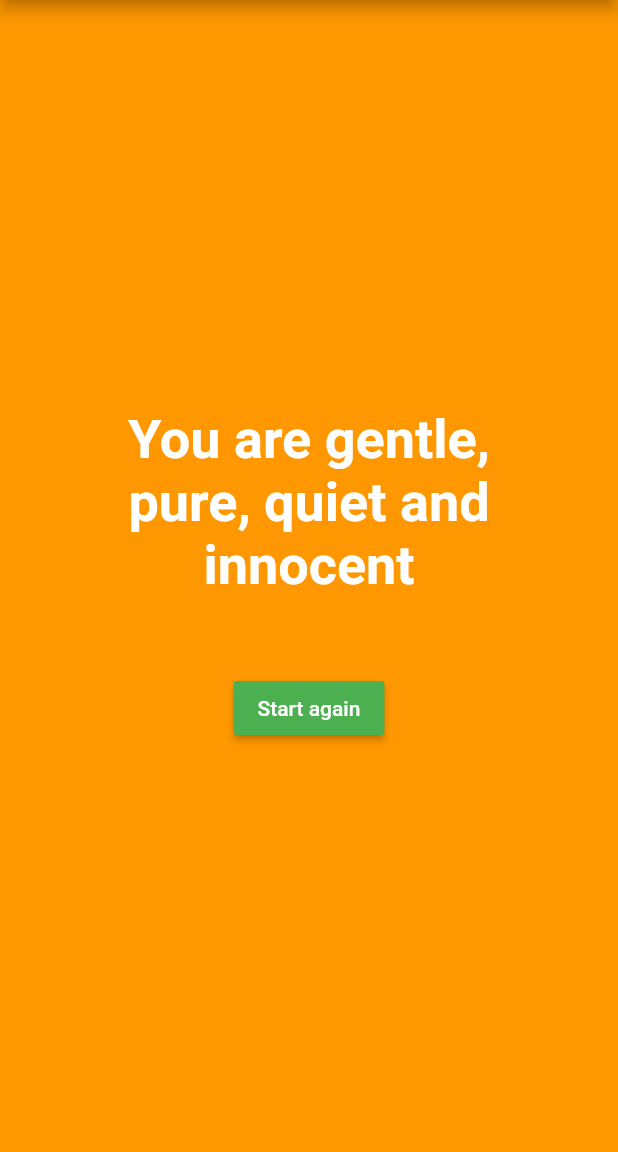
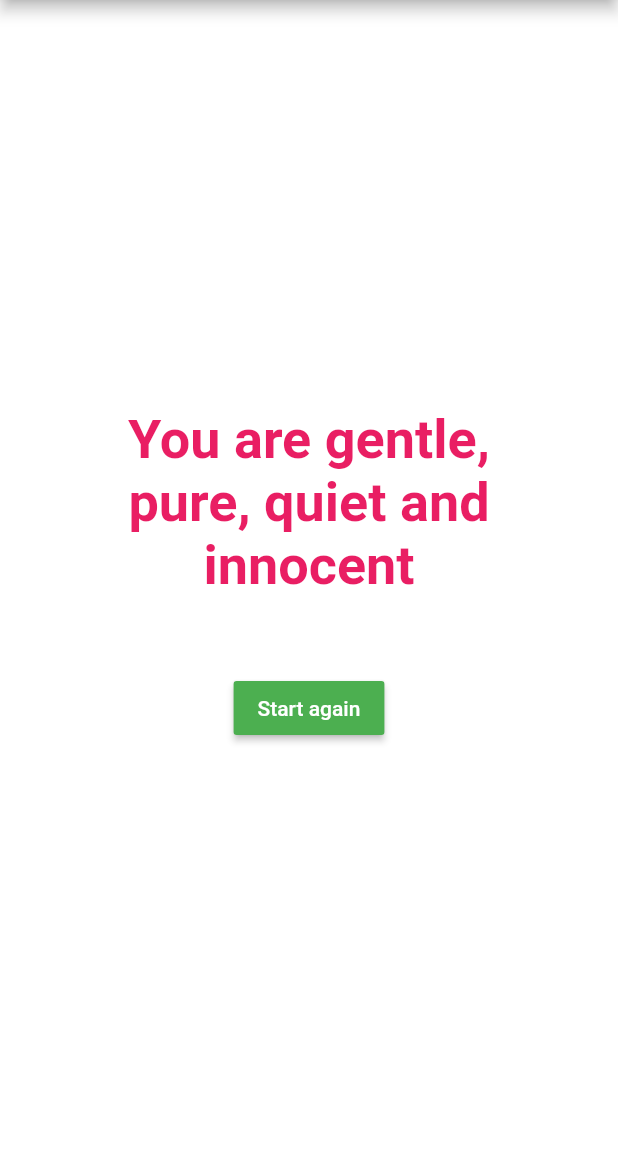
Before and after one commit to raphaelpinel/flutter-personality-quiz, a Flutter app: the screen it shows after launch, after a tap on "Blue", after a tap on "rabbit", after a tap on "tea", on a phone screen of 412 x 824 dp, the part 84-1236 px from its top. Run offline on Flutter 3.47's test engine with Material 2 defaults, Android fonts, the phone set to English and light mode, and no system bars.

Commit message:
add colors to buttons

```diff
--- a/lib/answer.dart
+++ b/lib/answer.dart
@@ -3,16 +3,25 @@ import 'package:flutter/material.dart';
 class Answer extends StatelessWidget {
   final String _answerText;
   final Function selectHandler;
-  Answer(this._answerText, this.selectHandler);
+  final Color buttonColor;
+  final Color textColor;
+  Color getButtonColor() {
+    return buttonColor != null ? buttonColor : Colors.green;
+  }
+  Color getTextColor() {
+    return textColor != null ? textColor : Colors.white;
+  }
+  Answer(this._answerText, this.selectHandler, {this.buttonColor, this.textColor});
   @override
   Widget build(BuildContext context) {
+    print(buttonColor);
     return Container(
       width: double.infinity,
       child: RaisedButton(
         child: Text(_answerText),
         onPressed: selectHandler,
-        color: Colors.green,
-        textColor: Colors.white
+        color: getButtonColor(),
+        textColor: getTextColor(),
       ),
     );
   }
--- a/lib/main.dart
+++ b/lib/main.dart
@@ -37,48 +37,64 @@ class _MyAppState extends State<MyApp> {
       {
         'questionText': 'What\'s your favorite color?',
         'answers': [
-          {'text': 'Blue', 'score': 2},
-          {'text': 'Green', 'score': 3},
-          {'text': 'Purple', 'score': 6},
-          {'text': 'Orange', 'score': 2},
-          {'text': 'Red', 'score': 7},
-          {'text': 'White', 'score': 0},
-          {'text': 'black', 'score': 10},
+          {'text': 'Blue', 'score': 2, 'buttonColor': Colors.blue},
+          {'text': 'Green', 'score': 3, 'buttonColor': Colors.green},
+          {'text': 'Purple', 'score': 6, 'buttonColor': Colors.purple},
+          {
+            'text': 'Yellow',
+            'score': 2,
+            'buttonColor': Colors.yellow,
+            'textColor': Colors.black
+          },
+          {'text': 'Red', 'score': 7, 'buttonColor': Colors.red},
+          {
+            'text': 'White',
+            'score': 0,
+            'buttonColor': Colors.white,
+            'textColor': Colors.black
+          },
+          {'text': 'black', 'score': 10, 'buttonColor': Colors.black},
         ]
       },
       {
         'questionText': 'What\'s your favorite animal?',
         'answers': [
-          {'text': 'spider', 'score': 10},
-          {'text': 'rabbit', 'score': 0},
-          {'text': 'snake', 'score': 10},
-          {'text': 'swan', 'score': 0},
-          {'text': 'dog', 'score': 4},
-          ]
+          {'text': 'spider', 'score': 10, 'buttonColor': Colors.black},
+          {'text': 'rabbit', 'score': 0, 'buttonColor': Colors.grey,},
+          {'text': 'snake', 'score': 10, 'buttonColor': Colors.red},
+          {'text': 'swan', 'score': 0, 'buttonColor': Colors.white, 'textColor': Colors.black},
+          {'text': 'dog', 'score': 4, 'buttonColor': Colors.yellow, 'textColor': Colors.black},
+        ]
       },
       {
         'questionText': 'what\'s your favorite beverage?',
         'answers': [
-          {'text': 'beer', 'score': 8},
-          {'text': 'whine', 'score': 7},
-          {'text': 'tea', 'score': 3},
-          {'text': 'milk', 'score': 2},
-          {'text': 'coffee', 'score': 5},
-          {'text': 'water', 'score': 0},
-          {'text': 'vodka', 'score': 10},
-          ]
+          {'text': 'beer', 'score': 8, 'buttonColor': Colors.yellow, 'textColor': Colors.black},
+          {'text': 'whine', 'score': 7, 'buttonColor': Colors.red},
+          {'text': 'tea', 'score': 3, 'buttonColor': Colors.grey,},
+          {'text': 'milk', 'score': 2, 'buttonColor': Colors.white, 'textColor': Colors.black},
+          {'text': 'coffee', 'score': 5, 'buttonColor': Colors.black},
+          {'text': 'water', 'score': 0, 'buttonColor': Colors.white, 'textColor': Colors.black},
+          {'text': 'vodka', 'score': 10, 'buttonColor': Colors.blue},
+        ]
       }
     ];
 
     return MaterialApp(
       theme: ThemeData(primaryColor: Colors.green),
       home: Scaffold(
-        backgroundColor: Colors.orange,
+          backgroundColor: Colors.orange,
           appBar: AppBar(
             title: Column(
               children: <Widget>[
-                Text('Personality Quiz', style: TextStyle(fontSize: 24),),
-                Text('Find out who you really are', style:TextStyle(fontSize: 14),)
+                Text(
+                  'Personality Quiz',
+                  style: TextStyle(fontSize: 24),
+                ),
+                Text(
+                  'Find out who you really are',
+                  style: TextStyle(fontSize: 14),
+                )
               ],
             ),
           ),
--- a/lib/quiz.dart
+++ b/lib/quiz.dart
@@ -19,7 +19,14 @@ class Quiz extends StatelessWidget {
         children: <Widget>[
           Question(questions[questionIndex]['questionText']),
           ...(questions[questionIndex]['answers'] as List<Map<String, Object>>)
-              .map((answer) => Answer(answer['text'], () => answerQuestion(answer['score'])))
+              .map(
+                (answer) => Answer(
+                  answer['text'],
+                  () => answerQuestion(answer['score']),
+                  buttonColor: answer['buttonColor'],
+                  textColor: answer['textColor'],
+                ),
+              )
               .toList(),
         ],
       ),
--- a/lib/result.dart
+++ b/lib/result.dart
@@ -5,18 +5,28 @@ class Result extends StatelessWidget {
   final Function restartQuiz;
   Result(this.resultScore, this.restartQuiz);
 
-  String get resultPhrase {
-    String resultText;
+  Map<String, Object> get result {
+    String text;
+    Color textColor;
+    Color background;
     if (resultScore <= 8) {
-      resultText = 'You are gentle, pure, quiet and innocent';
+      text = 'You are gentle, pure, quiet and innocent';
+      background = Colors.white;
+      textColor = Colors.pink;
     } else if (resultScore <= 12) {
-      resultText = 'You are pretty likeable, joyful and alive!';
+      text = 'You are pretty likeable, joyful and alive!';
+      background = Colors.orange;
+      textColor = Colors.green;
     } else if (resultScore <= 16) {
-      resultText = 'You can be sometimes nervous, nasty or even strange';
+      text = 'You can be sometimes nervous, nasty or even strange';
+      background = Colors.red;
+      textColor = Colors.white;
     } else {
-      resultText = 'You are wounded, violent, often angry, even sometimes dangerous or destructive';
+      text = 'You are wounded, violent, often angry, even sometimes dangerous or destructive';
+      background = Colors.black;
+      textColor = Colors.red;
     }
-    return resultText;
+    return {'text': text, 'textColor': textColor, 'background': background};
   }
   @override
   Widget build(BuildContext context) {
@@ -24,7 +34,7 @@ class Result extends StatelessWidget {
       child: Container(
         // alignment: Alignment.center,
 
-        color: Colors.orange,
+        color: result['background'],
         width: double.infinity,
         padding: EdgeInsets.all(50),
         child: Column(
@@ -32,10 +42,10 @@ class Result extends StatelessWidget {
           // crossAxisAlignment: CrossAxisAlignment.center,
           children: <Widget>[
             Text(
-              resultPhrase,
+              result['text'],
               style: TextStyle(
                   fontSize: 36,
-                  color: Colors.white,
+                  color: result['textColor'],
                   fontWeight: FontWeight.bold),
                   textAlign: TextAlign.center,
 
```
